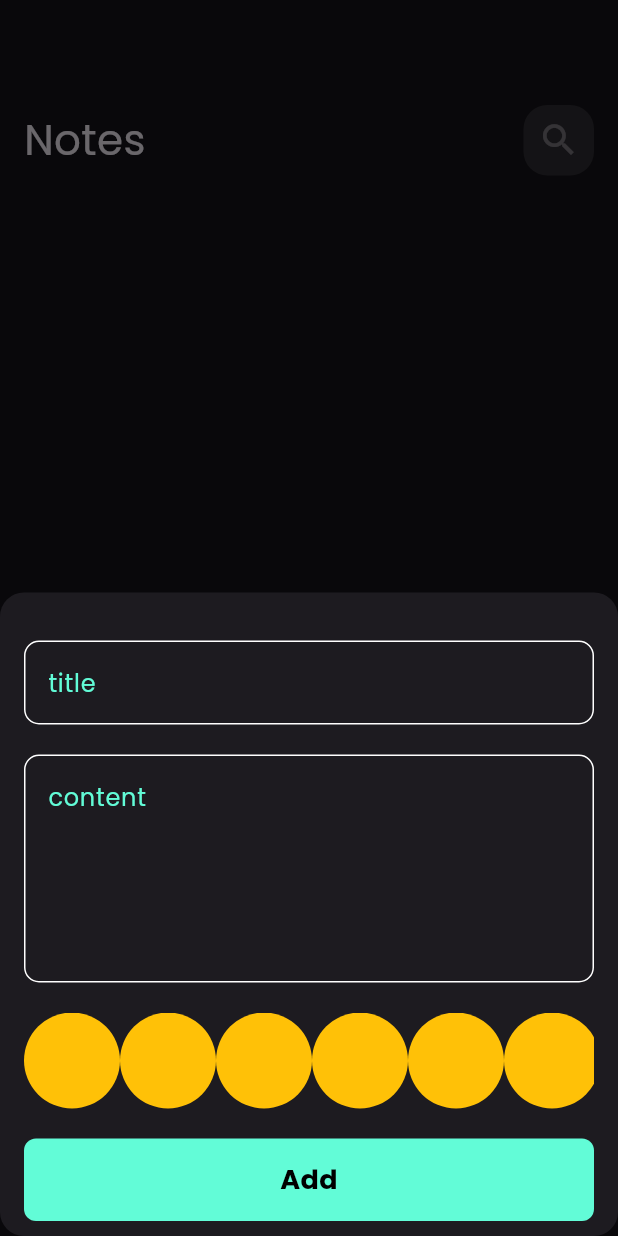
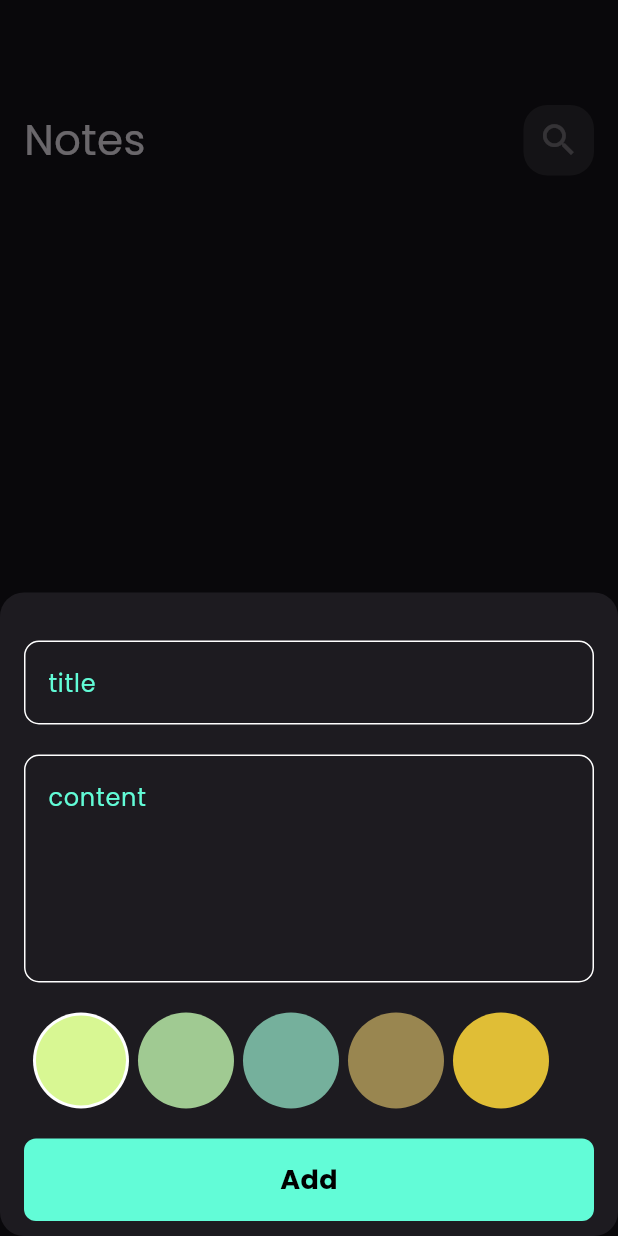
Before and after one commit to Hashem02-it/notes_app, a Flutter app: the screen it shows after launch, after a tap on the "add" icon, on a phone screen of 412 x 824 dp. Run offline on Flutter 3.47's test engine with Material 3 defaults, Android fonts, the phone set to English and light mode, and no system bars; our stand-ins replace bloc, flutter_bloc, hive, hive_flutter; accounts and stored records are empty.

Commit message:
colors list view pt2

```diff
--- a/lib/views/widgets/colors_list_view.dart
+++ b/lib/views/widgets/colors_list_view.dart
@@ -1,29 +1,65 @@
 import 'package:flutter/material.dart';
 
 class ColorItem extends StatelessWidget {
-  const ColorItem({super.key});
+  const ColorItem({super.key, required this.isPicked, required this.color});
 
+  final bool isPicked;
+  final Color color;
   @override
   Widget build(BuildContext context) {
-    return CircleAvatar(
-      radius: 32,
-      backgroundColor: Colors.amber,
-    );
+    return isPicked
+        ? CircleAvatar(
+            radius: 32,
+            backgroundColor: Colors.white,
+            child: CircleAvatar(
+              radius: 30,
+              backgroundColor: color,
+            ),
+          )
+        : CircleAvatar(
+            radius: 32,
+            backgroundColor: color,
+          );
   }
 }
 
-class ColorsListView extends StatelessWidget {
+class ColorsListView extends StatefulWidget {
   const ColorsListView({super.key});
 
+  @override
+  State<ColorsListView> createState() => _ColorsListViewState();
+}
+
+class _ColorsListViewState extends State<ColorsListView> {
+  int currentIndex = 0;
+  List<Color> colors = [
+    Color(0xffD8F793),
+    Color(0xffA0CA92),
+    Color(0xff75B09C),
+    Color(0xff998650),
+    Color(0xffE0BE36),
+  ];
   @override
   Widget build(BuildContext context) {
     return SizedBox(
       height: 32 * 2,
       child: ListView.builder(
         scrollDirection: Axis.horizontal,
-        itemCount: 10,
+        itemCount: colors.length,
         itemBuilder: (context, index) {
-          return ColorItem();
+          return Padding(
+            padding: const EdgeInsets.only(left: 6),
+            child: GestureDetector(
+              onTap: () {
+                currentIndex = index;
+                setState(() {});
+              },
+              child: ColorItem(
+                color: colors[index],
+                isPicked: currentIndex == index,
+              ),
+            ),
+          );
         },
       ),
     );
```
